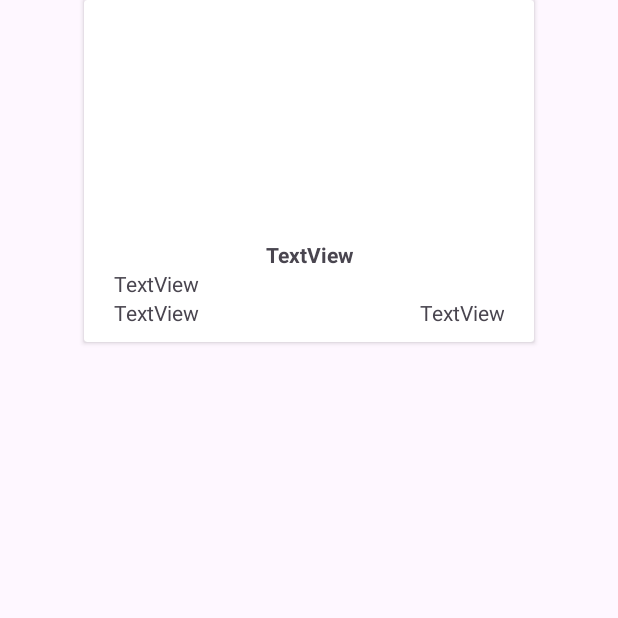
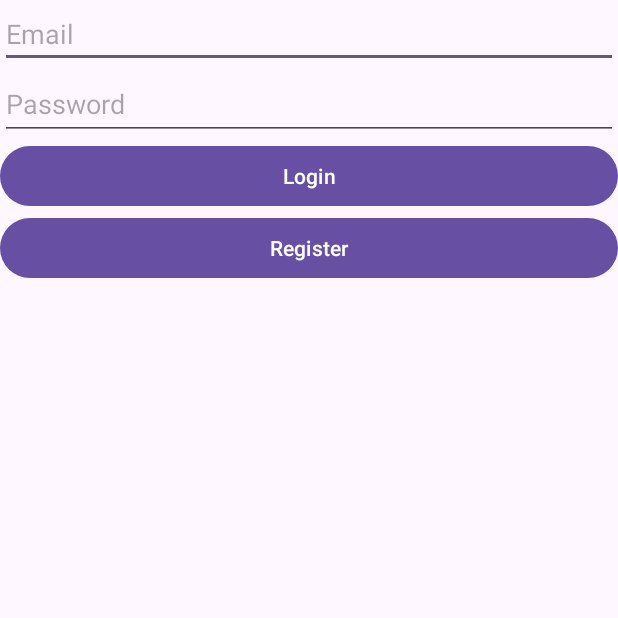
Before and after one commit to MurdMarauder/android-final, an Android app: the screen it shows after launch (MainActivity before the commit, LoginActivity after it), on a phone screen of 412 x 824 dp, the top half of it. Run offline under Robolectric (Android 15) with nearby library versions, the phone set to English and light mode, and no system bars; our stand-ins replace Firebase (no records; nobody signed in at launch, a user with empty details on screens opened directly).

Commit message:
Finished login functionality

```diff
--- a/app/build.gradle.kts
+++ b/app/build.gradle.kts
@@ -48,5 +48,6 @@ dependencies {
 
     implementation(platform("com.google.firebase:firebase-bom:32.5.0"))
     implementation("com.google.firebase:firebase-firestore")
+    implementation("com.google.firebase:firebase-auth")
     implementation("com.github.bumptech.glide:glide:4.16.0")
 }
--- a/app/src/main/java/com/example/android_finals_test/LoginActivity.kt
+++ b/app/src/main/java/com/example/android_finals_test/LoginActivity.kt
@@ -1,11 +1,74 @@
 package com.example.android_finals_test
 
+import android.content.Intent
 import androidx.appcompat.app.AppCompatActivity
 import android.os.Bundle
+import android.util.Log
+import android.widget.Button
+import android.widget.EditText
+import android.widget.Toast
+import com.google.firebase.Firebase
+import com.google.firebase.auth.FirebaseAuth
+import com.google.firebase.auth.auth
 
 class LoginActivity : AppCompatActivity() {
+
+    private lateinit var auth: FirebaseAuth
     override fun onCreate(savedInstanceState: Bundle?) {
         super.onCreate(savedInstanceState)
         setContentView(R.layout.activity_login)
+
+        auth = Firebase.auth
+
+        val emailET = findViewById<EditText>(R.id.loginEmailET)
+        val passwordET = findViewById<EditText>(R.id.loginPasswordET)
+        val loginButton = findViewById<Button>(R.id.loginButton)
+        val registerButton = findViewById<Button>(R.id.registerButton)
+
+        loginButton.setOnClickListener {
+            val email = emailET.text.toString()
+            val password = passwordET.text.toString()
+            if (email != "" && password != ""){
+                auth.signInWithEmailAndPassword(email, password)
+                    .addOnCompleteListener(this) { task ->
+                        if (task.isSuccessful) {
+                            Toast.makeText(
+                                baseContext,
+                                "Success",
+                                Toast.LENGTH_SHORT,
+                            ).show()
+
+                            finish()
+                        } else {
+                            Toast.makeText(
+                                baseContext,
+                                "Login failed",
+                                Toast.LENGTH_SHORT,
+                            ).show()
+                        }
+                }
+            }else{
+                Toast.makeText(
+                    baseContext,
+                    "Login failed",
+                    Toast.LENGTH_SHORT,
+                ).show()
+            }
+        }
+
+        registerButton.setOnClickListener {
+
+        }
+
+    }
+
+    public override fun onResume() {
+        super.onResume()
+
+        val auth = Firebase.auth
+        val currentUser = auth.currentUser
+        if (currentUser != null) {
+            finish()
+        }
     }
 }
--- a/app/src/main/java/com/example/android_finals_test/MainActivity.kt
+++ b/app/src/main/java/com/example/android_finals_test/MainActivity.kt
@@ -9,6 +9,7 @@ import android.os.Bundle
 import android.util.Log
 import android.util.TypedValue
 import android.view.Gravity
+import android.widget.Button
 import android.widget.ImageView
 import android.widget.LinearLayout
 import android.widget.TextView
@@ -17,17 +18,26 @@ import androidx.cardview.widget.CardView
 import androidx.core.view.marginTop
 import com.bumptech.glide.Glide
 import com.google.firebase.Firebase
+import com.google.firebase.auth.auth
 import com.google.firebase.firestore.firestore
 
 
 class MainActivity : AppCompatActivity() {
+    private val menuCollectionName = "collection-1"
     override fun onCreate(savedInstanceState: Bundle?) {
         super.onCreate(savedInstanceState)
         setContentView(R.layout.activity_main)
         val db = Firebase.firestore
         val linearL = findViewById<LinearLayout>(R.id.linear)
+        val logoutButton = findViewById<Button>(R.id.mainLogoutButton)
 
-        db.collection("collection-1")
+        logoutButton.setOnClickListener {
+            Firebase.auth.signOut()
+            val loginActivity = Intent(this, LoginActivity::class.java)
+            startActivity(loginActivity)
+        }
+
+        db.collection(menuCollectionName)
             .get()
             .addOnSuccessListener { result ->
                 for (document in result) {
@@ -129,7 +139,6 @@ class MainActivity : AppCompatActivity() {
                     viewBtnTv.setTypeface(null, Typeface.BOLD)
 
                     viewBtnTv.setOnClickListener {
-                        Log.d("tagggg", title)
                         val productViewActivity = Intent(this, ProductViewActivity::class.java)
                         productViewActivity.putExtra("imageUrl", imageUrl)
                         productViewActivity.putExtra("title", title)
@@ -153,4 +162,15 @@ class MainActivity : AppCompatActivity() {
                 Log.w("zzzz", "Error getting documents.", exception)
             }
     }
+
+    public override fun onStart() {
+        super.onStart()
+
+        val auth = Firebase.auth
+        val currentUser = auth.currentUser
+        if (currentUser == null) {
+            val loginActivity = Intent(this, LoginActivity::class.java)
+            startActivity(loginActivity)
+        }
+    }
 }
--- a/app/src/main/res/layout/activity_login.xml
+++ b/app/src/main/res/layout/activity_login.xml
@@ -6,4 +6,38 @@
     android:layout_height="match_parent"
     tools:context=".LoginActivity">
 
+    <LinearLayout
+        android:layout_width="match_parent"
+        android:layout_height="match_parent"
+        android:orientation="vertical">
+
+        <EditText
+            android:id="@+id/loginEmailET"
+            android:layout_width="match_parent"
+            android:layout_height="wrap_content"
+            android:ems="10"
+            android:hint="Email"
+            android:inputType="textEmailAddress" />
+
+        <EditText
+            android:id="@+id/loginPasswordET"
+            android:layout_width="match_parent"
+            android:layout_height="wrap_content"
+            android:ems="10"
+            android:hint="Password"
+            android:inputType="textPassword"
+            android:minHeight="48dp" />
+
+        <Button
+            android:id="@+id/loginButton"
+            android:layout_width="match_parent"
+            android:layout_height="wrap_content"
+            android:text="Login" />
+
+        <Button
+            android:id="@+id/registerButton"
+            android:layout_width="match_parent"
+            android:layout_height="wrap_content"
+            android:text="Register" />
+    </LinearLayout>
 </androidx.constraintlayout.widget.ConstraintLayout>
```
Also changed, not shown: app/src/main/res/layout/activity_main.xml (+26 -0 lines).
